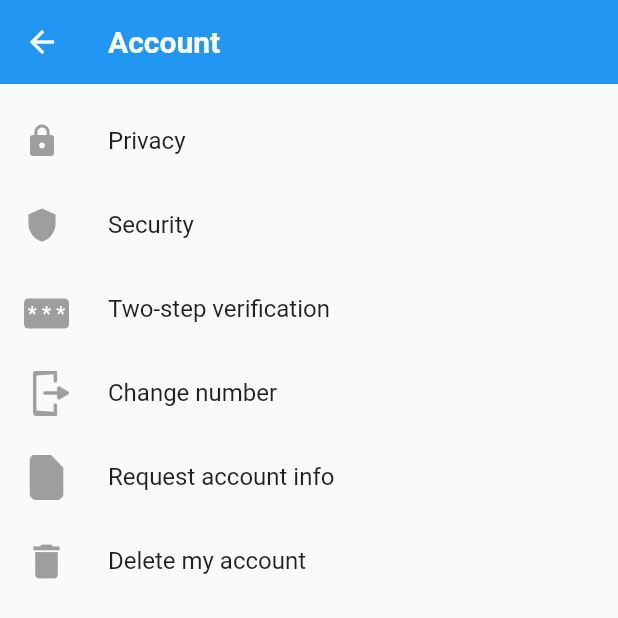
After one commit to Iamdheeraj22/whatsapp_clone, a Flutter app: the SettingsPage screen opened directly, after a tap on "Account", on a phone screen of 412 x 824 dp. The commit adds this screen. Shown: the top 618 px of the screen. Run offline on Flutter 3.47's test engine with Material 2 defaults, Android fonts, the phone set to English and light mode, and no system bars; our stand-ins replace camera, emoji_picker_flutter, video_player.

Commit message:
Complete Profile account page design

```diff
--- a/lib/Screens/Homescreen.dart
+++ b/lib/Screens/Homescreen.dart
@@ -3,7 +3,7 @@ import 'package:whatsapp_clone/Pages/HomePages/CallsScreenPage.dart';
 import 'package:whatsapp_clone/Pages/HomePages/CameraPage.dart';
 import 'package:whatsapp_clone/Pages/HomePages/ChatScreenPage.dart';
 import 'package:whatsapp_clone/Pages/HomePages/StatusScreenPage.dart';
-import 'package:whatsapp_clone/Screens/SettingsPage.dart';
+import 'package:whatsapp_clone/Screens/ProfileSetting/SettingsPage.dart';
 
 class HomescreenPage extends StatefulWidget {
   HomescreenPage({Key? key}) : super(key: key);
--- a/lib/Screens/SettingsPage.dart
+++ b/lib/Screens/ProfileSetting/SettingsPage.dart
@@ -1,5 +1,7 @@
 import 'package:flutter/material.dart';
+import 'package:flutter/widgets.dart';
 import 'package:whatsapp_clone/CustomUI/CustomUI.dart';
+import 'package:whatsapp_clone/Screens/ProfileSetting/account/profile_account_page.dart';
 
 class SettingsPage extends StatefulWidget {
   SettingsPage({Key? key}) : super(key: key);
@@ -41,6 +43,12 @@ class _SettingsPageState extends State<SettingsPage> {
 
           //account
           ListTile(
+              onTap: () {
+                Navigator.push(
+                    context,
+                    MaterialPageRoute(
+                        builder: (builder) => ProfileAccountPage()));
+              },
               leading: Padding(
                 padding: EdgeInsets.only(top: 6),
                 child: Image.asset(
--- /dev/null
+++ b/lib/Screens/ProfileSetting/account/profile_account_page.dart
@@ -0,0 +1,96 @@
+import 'package:flutter/material.dart';
+import 'package:whatsapp_clone/CustomUI/CustomUI.dart';
+
+class ProfileAccountPage extends StatefulWidget {
+  ProfileAccountPage({Key? key}) : super(key: key);
+
+  @override
+  State<ProfileAccountPage> createState() => _ProfileState();
+}
+
+class _ProfileState extends State<ProfileAccountPage> {
+  @override
+  Widget build(BuildContext context) {
+    return Scaffold(
+      appBar: AppBar(
+        elevation: 0,
+        automaticallyImplyLeading: true,
+        title: const Text(
+          "Account",
+          style: TextStyle(fontSize: 20, fontWeight: FontWeight.bold),
+        ),
+      ),
+      body: Container(
+        height: phoneHeight(context),
+        width: phoneWidth(context),
+        child: Column(children: [
+          customBox(height: 10),
+          ListTile(
+            onTap: () {},
+            leading: const Icon(
+              Icons.lock,
+              color: Colors.grey,
+            ),
+            title: const Text("Privacy"),
+          ),
+          ListTile(
+            onTap: () {},
+            leading: const Icon(
+              Icons.shield,
+              color: Colors.grey,
+            ),
+            title: const Text("Security"),
+          ),
+          ListTile(
+            onTap: () {},
+            leading: Container(
+              padding: EdgeInsets.all(2),
+              margin: EdgeInsets.only(top: 6),
+              child: Center(
+                  child: Text(
+                "* * *",
+                style: TextStyle(color: Colors.white),
+              )),
+              decoration: BoxDecoration(
+                  color: Colors.grey, borderRadius: BorderRadius.circular(3)),
+              width: 30,
+              height: 20,
+            ),
+            title: const Text("Two-step verification"),
+          ),
+          ListTile(
+            onTap: () {},
+            leading: Image.asset(
+              "assets/logout.png",
+              height: 30,
+              fit: BoxFit.cover,
+              color: Colors.grey,
+              width: 35,
+            ),
+            title: const Text("Change number"),
+          ),
+          ListTile(
+            onTap: () {},
+            leading: Image.asset(
+              "assets/excel.png",
+              height: 30,
+              fit: BoxFit.cover,
+              width: 30,
+              color: Colors.grey,
+            ),
+            title: const Text("Request account info"),
+          ),
+          ListTile(
+            onTap: () {},
+            leading: const Icon(
+              Icons.delete,
+              color: Colors.grey,
+              size: 30,
+            ),
+            title: const Text("Delete my account"),
+          ),
+        ]),
+      ),
+    );
+  }
+}
```
Also changed, not shown: assets/excel.png (added), assets/logout.png (added).
